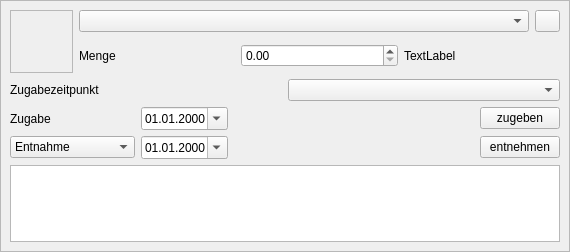
Qt form source/ui/ErweiterteZutat.ui (Gremmel/kleiner-brauhelfer) before a commit.
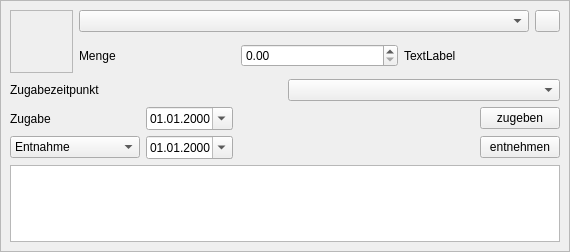
The same form after that commit. Icons and pictures are not drawn. Custom widgets are drawn as their Qt base class.

Commit message: In Entwicklung   Weitere Zutaten zugabezeitpunkt

Diff of the .ui file:
```diff
--- a/source/ui/ErweiterteZutat.ui
+++ b/source/ui/ErweiterteZutat.ui
@@ -206,10 +206,16 @@
          <widget class="QLabel" name="label_von">
           <property name="minimumSize">
            <size>
-            <width>125</width>
+            <width>130</width>
             <height>0</height>
            </size>
           </property>
+          <property name="maximumSize">
+           <size>
+            <width>130</width>
+            <height>16777215</height>
+           </size>
+          </property>
           <property name="text">
            <string>Zugabe</string>
           </property>
@@ -265,10 +271,16 @@
          <widget class="QComboBox" name="comboBox_entnahme">
           <property name="minimumSize">
            <size>
-            <width>125</width>
+            <width>130</width>
             <height>0</height>
            </size>
           </property>
+          <property name="maximumSize">
+           <size>
+            <width>130</width>
+            <height>16777215</height>
+           </size>
+          </property>
           <property name="toolTip">
            <string>Festlegen ob Zutat wieder entnommen werden soll</string>
           </property>
```
